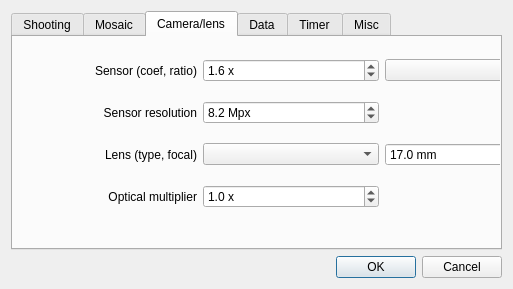
bingostar89/Papywizard, file papywizard/view/ui/configDialog.ui: the form before one commit.
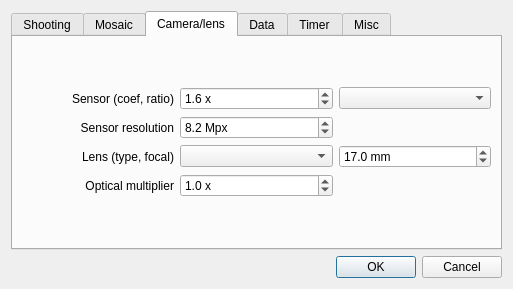
The form after the commit. The open tabs and pages were chosen to show the change. Icons and pictures are not drawn.

```diff
--- a/papywizard/view/ui/configDialog.ui
+++ b/papywizard/view/ui/configDialog.ui
@@ -282,19 +282,12 @@
       <attribute name="title" >
        <string>Camera/lens</string>
       </attribute>
-      <widget class="QWidget" name="layoutWidget" >
-       <property name="geometry" >
-        <rect>
-         <x>9</x>
-         <y>9</y>
-         <width>538</width>
-         <height>175</height>
-        </rect>
-       </property>
-       <layout class="QGridLayout" name="gridLayout_3" >
-        <item row="3" column="0" >
-         <widget class="QLabel" name="label_12" >
-          <property name="text" >
+      <layout class="QGridLayout" name="gridLayout_4">
+       <item row="0" column="0">
+        <layout class="QGridLayout" name="gridLayout_3">
+         <item row="3" column="0">
+          <widget class="QLabel" name="label_12">
+           <property name="text">
            <string>Lens (type, focal)</string>
           </property>
           <property name="alignment" >
@@ -471,10 +464,11 @@
          </widget>
         </item>
        </layout>
-      </widget>
-     </widget>
-     <widget class="QWidget" name="dataTab" >
-      <attribute name="title" >
+       </item>
+      </layout>
+     </widget>
+     <widget class="QWidget" name="dataTab">
+      <attribute name="title">
        <string>Data</string>
       </attribute>
       <layout class="QVBoxLayout" name="verticalLayout_7" >
```
Left out of the diff: 563 changed lines with no effect on the pictures. Lines whose indentation alone changed are shown as unchanged.
